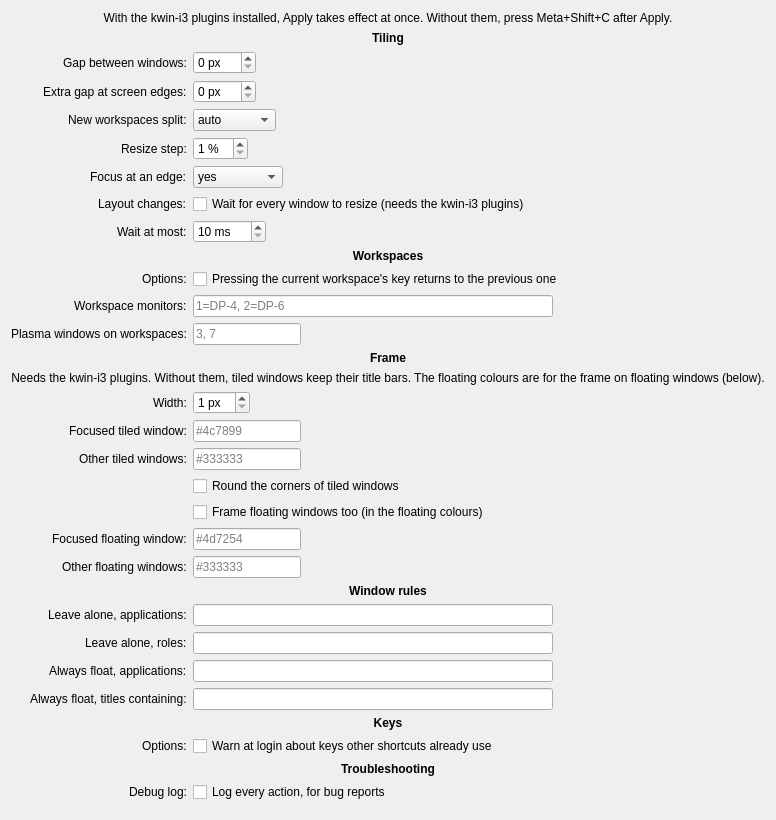
grandpaul2/kwin-i3, file package/contents/ui/config.ui: the form before one commit.
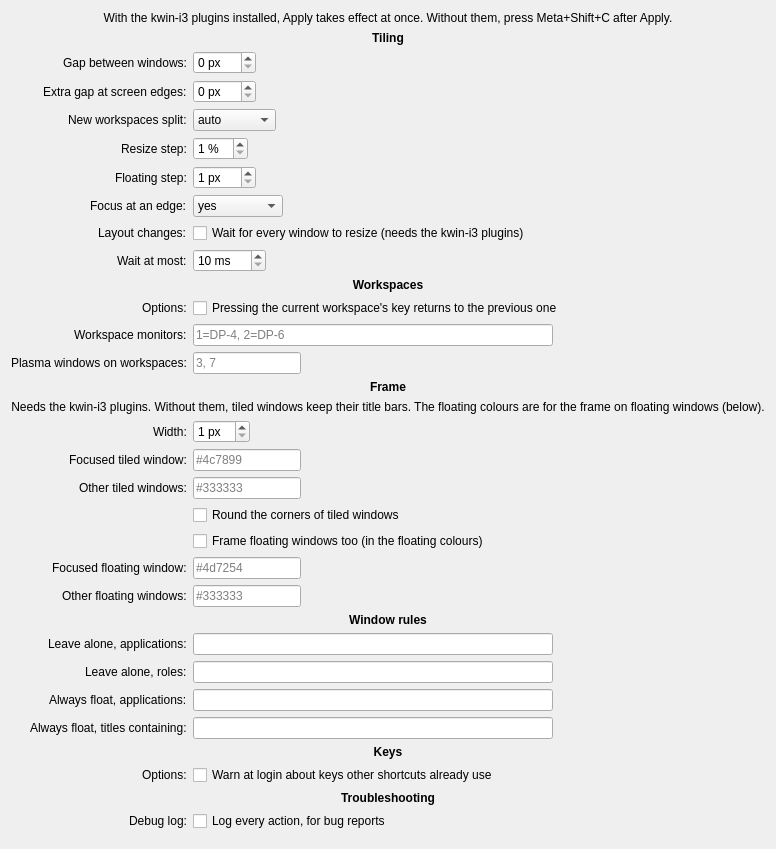
The form after the commit.

Commit message: Floating windows move and resize by key, floatingStep px (OPEN.md item 23)

Diff of the .ui file:
```diff
--- a/package/contents/ui/config.ui
+++ b/package/contents/ui/config.ui
@@ -158,6 +158,32 @@
       </widget>
      </item>
      <item row="5" column="0">
+      <widget class="QLabel" name="floatingStepLabel">
+       <property name="text">
+        <string>Floating step:</string>
+       </property>
+       <property name="buddy">
+        <cstring>kcfg_floatingStep</cstring>
+       </property>
+      </widget>
+     </item>
+     <item row="5" column="1">
+      <widget class="QSpinBox" name="kcfg_floatingStep">
+       <property name="suffix">
+        <string> px</string>
+       </property>
+       <property name="minimum">
+        <number>1</number>
+       </property>
+       <property name="maximum">
+        <number>200</number>
+       </property>
+       <property name="toolTip">
+        <string>How far one press of Meta+Shift+arrow moves, or Meta+Ctrl+arrow resizes, a floating window.</string>
+       </property>
+      </widget>
+     </item>
+     <item row="6" column="0">
       <widget class="QLabel" name="focusWrappingLabel">
        <property name="text">
         <string>Focus at an edge:</string>
@@ -167,7 +193,7 @@
        </property>
       </widget>
      </item>
-     <item row="5" column="1">
+     <item row="6" column="1">
       <widget class="QComboBox" name="kcfg_focusWrapping">
        <property name="kcfg_property" stdset="0">
         <cstring>currentText</cstring>
@@ -197,7 +223,7 @@
        </item>
       </widget>
      </item>
-     <item row="6" column="0">
+     <item row="7" column="0">
       <widget class="QLabel" name="holdEnabledLabel">
        <property name="text">
         <string>Layout changes:</string>
@@ -207,7 +233,7 @@
        </property>
       </widget>
      </item>
-     <item row="6" column="1">
+     <item row="7" column="1">
       <widget class="QCheckBox" name="kcfg_holdEnabled">
        <property name="text">
         <string>Wait for every window to resize (needs the kwin-i3 plugins)</string>
@@ -217,7 +243,7 @@
        </property>
       </widget>
      </item>
-     <item row="7" column="0">
+     <item row="8" column="0">
       <widget class="QLabel" name="holdTimeoutMsLabel">
        <property name="text">
         <string>Wait at most:</string>
@@ -227,7 +253,7 @@
        </property>
       </widget>
      </item>
-     <item row="7" column="1">
+     <item row="8" column="1">
       <widget class="QSpinBox" name="kcfg_holdTimeoutMs">
        <property name="suffix">
         <string> ms</string>
@@ -243,7 +269,7 @@
        </property>
       </widget>
      </item>
-     <item row="8" column="0" colspan="2">
+     <item row="9" column="0" colspan="2">
       <widget class="QLabel" name="workspacesHeading">
        <property name="text">
         <string>Workspaces</string>
@@ -261,7 +287,7 @@
        </property>
       </widget>
      </item>
-     <item row="9" column="0">
+     <item row="10" column="0">
       <widget class="QLabel" name="workspaceAutoBackAndForthLabel">
        <property name="text">
         <string>Options:</string>
@@ -271,7 +297,7 @@
        </property>
       </widget>
      </item>
-     <item row="9" column="1">
+     <item row="10" column="1">
       <widget class="QCheckBox" name="kcfg_workspaceAutoBackAndForth">
        <property name="text">
         <string>Pressing the current workspace's key returns to the previous one</string>
@@ -281,7 +307,7 @@
        </property>
       </widget>
      </item>
-     <item row="10" column="0">
+     <item row="11" column="0">
       <widget class="QLabel" name="workspaceOutputsLabel">
        <property name="text">
         <string>Workspace monitors:</string>
@@ -291,7 +317,7 @@
        </property>
       </widget>
      </item>
-     <item row="10" column="1">
+     <item row="11" column="1">
       <widget class="QLineEdit" name="kcfg_workspaceOutputs">
        <property name="minimumSize">
         <size>
@@ -307,7 +333,7 @@
        </property>
       </widget>
      </item>
-     <item row="11" column="0">
+     <item row="12" column="0">
       <widget class="QLabel" name="floatingWorkspacesLabel">
        <property name="text">
         <string>Plasma windows on workspaces:</string>
@@ -317,7 +343,7 @@
        </property>
       </widget>
      </item>
-     <item row="11" column="1">
+     <item row="12" column="1">
       <widget class="QLineEdit" name="kcfg_floatingWorkspaces">
        <property name="placeholderText">
         <string>3, 7</string>
@@ -327,7 +353,7 @@
        </property>
       </widget>
      </item>
-     <item row="12" column="0" colspan="2">
+     <item row="13" column="0" colspan="2">
       <widget class="QLabel" name="frameHeading">
        <property name="text">
         <string>Frame</string>
@@ -345,7 +371,7 @@
        </property>
       </widget>
      </item>
-     <item row="13" column="0" colspan="2">
+     <item row="14" column="0" colspan="2">
       <widget class="QLabel" name="frameNote">
        <property name="text">
         <string>Needs the kwin-i3 plugins. Without them, tiled windows keep their title bars. The floating colours are for the frame on floating windows (below).</string>
@@ -355,7 +381,7 @@
        </property>
       </widget>
      </item>
-     <item row="14" column="0">
+     <item row="15" column="0">
       <widget class="QLabel" name="frameWidthLabel">
        <property name="text">
         <string>Width:</string>
@@ -365,7 +391,7 @@
        </property>
       </widget>
      </item>
-     <item row="14" column="1">
+     <item row="15" column="1">
       <widget class="QSpinBox" name="kcfg_frameWidth">
        <property name="suffix">
         <string> px</string>
@@ -378,7 +404,7 @@
        </property>
       </widget>
      </item>
-     <item row="15" column="0">
+     <item row="16" column="0">
       <widget class="QLabel" name="frameActiveLabel">
        <property name="text">
         <string>Focused tiled window:</string>
@@ -388,14 +414,14 @@
        </property>
       </widget>
      </item>
-     <item row="15" column="1">
+     <item row="16" column="1">
       <widget class="QLineEdit" name="kcfg_frameActive">
        <property name="placeholderText">
         <string>#4c7899</string>
        </property>
       </widget>
      </item>
-     <item row="16" column="0">
+     <item row="17" column="0">
       <widget class="QLabel" name="frameInactiveLabel">
        <property name="text">
         <string>Other tiled windows:</string>
@@ -405,28 +431,28 @@
        </property>
       </widget>
      </item>
-     <item row="16" column="1">
-      <widget class="QLineEdit" name="kcfg_frameInactive">
-       <property name="placeholderText">
-        <string>#333333</string>
-       </property>
-      </widget>
-     </item>
      <item row="17" column="1">
+      <widget class="QLineEdit" name="kcfg_frameInactive">
+       <property name="placeholderText">
+        <string>#333333</string>
+       </property>
+      </widget>
+     </item>
+     <item row="18" column="1">
       <widget class="QCheckBox" name="kcfg_roundedCorners">
        <property name="text">
         <string>Round the corners of tiled windows</string>
        </property>
       </widget>
      </item>
-     <item row="18" column="1">
+     <item row="19" column="1">
       <widget class="QCheckBox" name="kcfg_frameOnFloating">
        <property name="text">
         <string>Frame floating windows too (in the floating colours)</string>
        </property>
       </widget>
      </item>
-     <item row="19" column="0">
+     <item row="20" column="0">
       <widget class="QLabel" name="frameFloatingActiveLabel">
        <property name="text">
         <string>Focused floating window:</string>
@@ -436,14 +462,14 @@
        </property>
       </widget>
      </item>
-     <item row="19" column="1">
+     <item row="20" column="1">
       <widget class="QLineEdit" name="kcfg_frameFloatingActive">
        <property name="placeholderText">
         <string>#4d7254</string>
        </property>
       </widget>
      </item>
-     <item row="20" column="0">
+     <item row="21" column="0">
       <widget class="QLabel" name="frameFloatingInactiveLabel">
        <property name="text">
         <string>Other floating windows:</string>
@@ -453,14 +479,14 @@
        </property>
       </widget>
      </item>
-     <item row="20" column="1">
+     <item row="21" column="1">
       <widget class="QLineEdit" name="kcfg_frameFloatingInactive">
        <property name="placeholderText">
         <string>#333333</string>
        </property>
       </widget>
      </item>
-     <item row="21" column="0" colspan="2">
+     <item row="22" column="0" colspan="2">
       <widget class="QLabel" name="rulesHeading">
        <property name="text">
         <string>Window rules</string>
@@ -478,7 +504,7 @@
        </property>
       </widget>
      </item>
-     <item row="22" column="0">
+     <item row="23" column="0">
       <widget class="QLabel" name="ignoreClassLabel">
        <property name="text">
         <string>Leave alone, applications:</string>
@@ -488,7 +514,7 @@
        </property>
       </widget>
      </item>
-     <item row="22" column="1">
+     <item row="23" column="1">
       <widget class="QLineEdit" name="kcfg_ignoreClass">
        <property name="minimumSize">
         <size>
@@ -501,7 +527,7 @@
        </property>
       </widget>
      </item>
-     <item row="23" column="0">
+     <item row="24" column="0">
       <widget class="QLabel" name="ignoreRoleLabel">
        <property name="text">
         <string>Leave alone, roles:</string>
@@ -511,7 +537,7 @@
        </property>
       </widget>
      </item>
-     <item row="23" column="1">
+     <item row="24" column="1">
       <widget class="QLineEdit" name="kcfg_ignoreRole">
        <property name="minimumSize">
         <size>
@@ -524,7 +550,7 @@
        </property>
       </widget>
      </item>
-     <item row="24" column="0">
+     <item row="25" column="0">
       <widget class="QLabel" name="floatingClassLabel">
        <property name="text">
         <string>Always float, applications:</string>
@@ -534,7 +560,7 @@
        </property>
       </widget>
      </item>
-     <item row="24" column="1">
+     <item row="25" column="1">
       <widget class="QLineEdit" name="kcfg_floatingClass">
        <property name="minimumSize">
         <size>
@@ -547,7 +573,7 @@
        </property>
       </widget>
      </item>
-     <item row="25" column="0">
+     <item row="26" column="0">
       <widget class="QLabel" name="floatingTitleLabel">
        <property name="text">
         <string>Always float, titles containing:</string>
@@ -557,7 +583,7 @@
        </property>
       </widget>
      </item>
-     <item row="25" column="1">
+     <item row="26" column="1">
       <widget class="QLineEdit" name="kcfg_floatingTitle">
        <property name="minimumSize">
         <size>
@@ -570,7 +596,7 @@
        </property>
       </widget>
      </item>
-     <item row="26" column="0" colspan="2">
+     <item row="27" column="0" colspan="2">
       <widget class="QLabel" name="keysHeading">
        <property name="text">
         <string>Keys</string>
@@ -588,7 +614,7 @@
        </property>
       </widget>
      </item>
-     <item row="27" column="0">
+     <item row="28" column="0">
       <widget class="QLabel" name="warnTakenKeysLabel">
        <property name="text">
         <string>Options:</string>
@@ -598,14 +624,14 @@
        </property>
       </widget>
      </item>
-     <item row="27" column="1">
+     <item row="28" column="1">
       <widget class="QCheckBox" name="kcfg_warnTakenKeys">
        <property name="text">
         <string>Warn at login about keys other shortcuts already use</string>
        </property>
       </widget>
      </item>
-     <item row="28" column="0" colspan="2">
+     <item row="29" column="0" colspan="2">
       <widget class="QLabel" name="troubleshootingHeading">
        <property name="text">
         <string>Troubleshooting</string>
@@ -623,7 +649,7 @@
        </property>
       </widget>
      </item>
-     <item row="29" column="0">
+     <item row="30" column="0">
       <widget class="QLabel" name="debugLogLabel">
        <property name="text">
         <string>Debug log:</string>
@@ -633,7 +659,7 @@
        </property>
       </widget>
      </item>
-     <item row="29" column="1">
+     <item row="30" column="1">
       <widget class="QCheckBox" name="kcfg_debugLog">
        <property name="text">
         <string>Log every action, for bug reports</string>
```
The commit also changes 10 other files.
